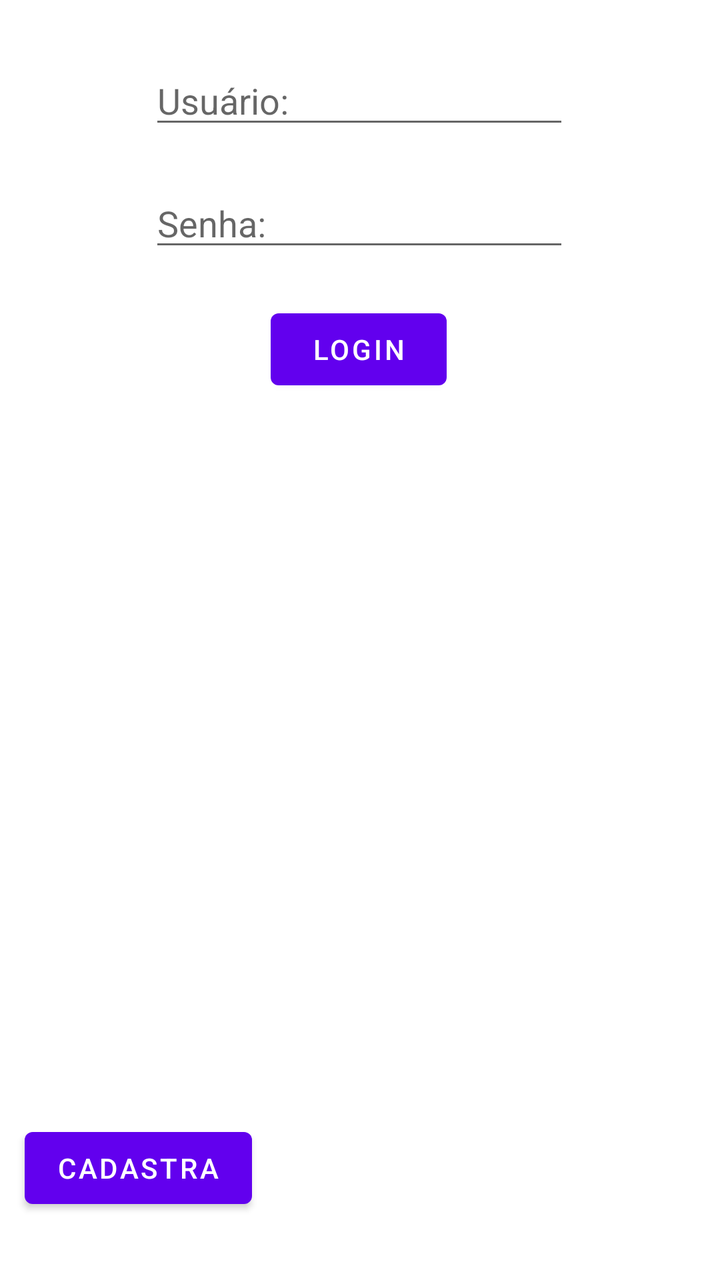
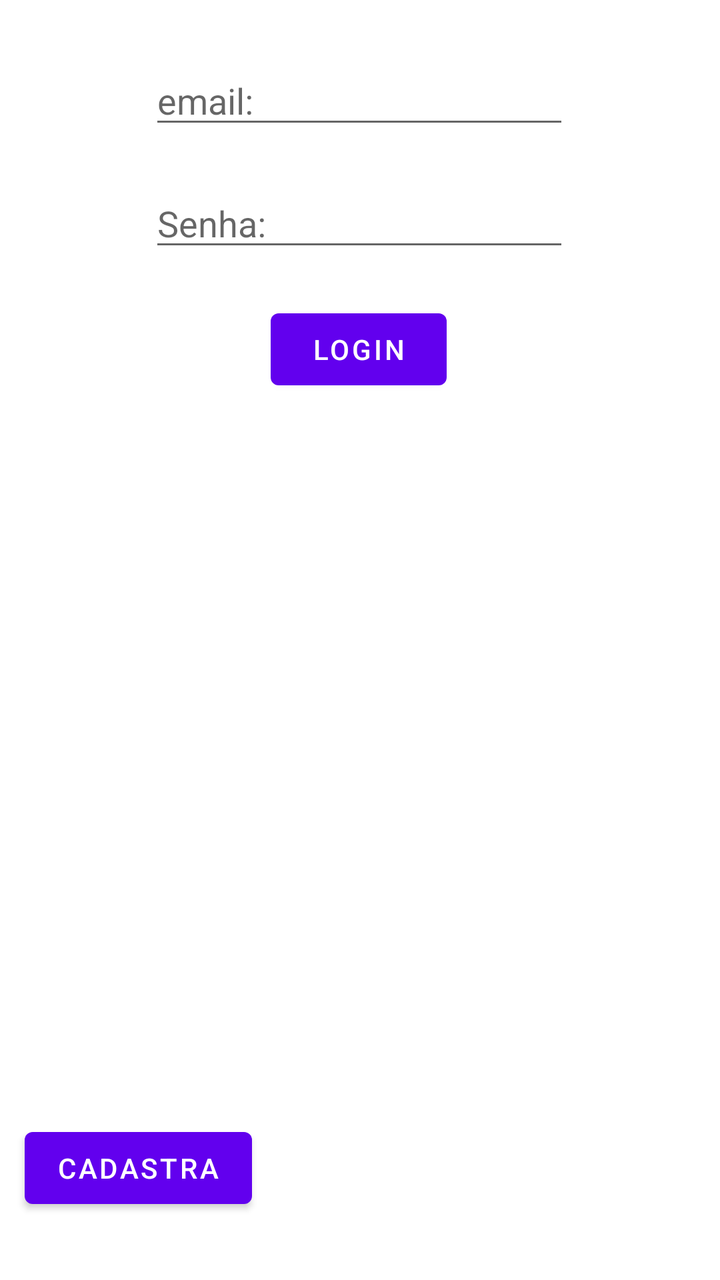

An Android layout rendered at two revisions. The XML below is the earlier revision; the diff shows what the commit changed to produce the second picture.
<!-- AndroidManifest.xml: application theme Theme.GymNote -->
<!-- res/layout/activity_login.xml -->
<?xml version="1.0" encoding="utf-8"?>
<androidx.constraintlayout.widget.ConstraintLayout xmlns:android="http://schemas.android.com/apk/res/android"
    xmlns:app="http://schemas.android.com/apk/res-auto"
    xmlns:tools="http://schemas.android.com/tools"
    android:id="@+id/main"
    android:layout_width="match_parent"
    android:layout_height="match_parent"
    tools:context=".Login">

    <EditText
        android:id="@+id/usuarioLogin"
        android:layout_width="wrap_content"
        android:layout_height="wrap_content"
        android:layout_marginTop="28dp"
        android:ems="10"
        android:hint="Usuário: "
        android:inputType="text"
        app:layout_constraintEnd_toEndOf="parent"
        app:layout_constraintHorizontal_bias="0.497"
        app:layout_constraintStart_toStartOf="parent"
        app:layout_constraintTop_toTopOf="parent" />

    <EditText
        android:id="@+id/senhaLogin"
        android:layout_width="wrap_content"
        android:layout_height="wrap_content"
        android:layout_marginTop="20dp"
        android:ems="10"
        android:hint="Senha: "
        android:inputType="textPassword"
        app:layout_constraintEnd_toEndOf="parent"
        app:layout_constraintHorizontal_bias="0.497"
        app:layout_constraintStart_toStartOf="parent"
        app:layout_constraintTop_toBottomOf="@+id/usuarioLogin" />

    <Button
        android:id="@+id/btLogin"
        android:layout_width="wrap_content"
        android:layout_height="wrap_content"
        android:layout_marginTop="20dp"
        android:text="Login"
        app:layout_constraintEnd_toEndOf="parent"
        app:layout_constraintHorizontal_bias="0.498"
        app:layout_constraintStart_toStartOf="parent"
        app:layout_constraintTop_toBottomOf="@+id/senhaLogin" />

    <Button
        android:id="@+id/btCadastroLogin"
        android:layout_width="wrap_content"
        android:layout_height="wrap_content"
        android:layout_marginBottom="32dp"
        android:text="Cadastra"
        app:layout_constraintBottom_toBottomOf="parent"
        app:layout_constraintEnd_toEndOf="parent"
        app:layout_constraintHorizontal_bias="0.05"
        app:layout_constraintStart_toStartOf="parent" />
</androidx.constraintlayout.widget.ConstraintLayout>
<!-- resources referenced by this layout -->
<resources>
  <style name="Theme.GymNote" parent="Theme.MaterialComponents.DayNight.DarkActionBar">
          
          <item name="colorPrimary">@color/purple_500</item>
          <item name="colorPrimaryVariant">@color/purple_700</item>
          <item name="colorOnPrimary">@color/white</item>
          
          <item name="colorSecondary">@color/teal_200</item>
          <item name="colorSecondaryVariant">@color/teal_700</item>
          <item name="colorOnSecondary">@color/black</item>
          
          <item name="android:statusBarColor">?attr/colorPrimaryVariant</item>
          
      </style>
  <color name="purple_500">#FF6200EE</color>
  <color name="purple_700">#FF3700B3</color>
  <color name="white">#FFFFFFFF</color>
  <color name="teal_200">#FF03DAC5</color>
  <color name="teal_700">#FF018786</color>
  <color name="black">#FF000000</color>
</resources>

<!-- the commit's change to res/layout/activity_login.xml (unified diff, before → after) -->
@@ -13,7 +13,7 @@
         android:layout_height="wrap_content"
         android:layout_marginTop="28dp"
         android:ems="10"
-        android:hint="Usuário: "
+        android:hint="email: "
         android:inputType="text"
         app:layout_constraintEnd_toEndOf="parent"
         app:layout_constraintHorizontal_bias="0.497"
